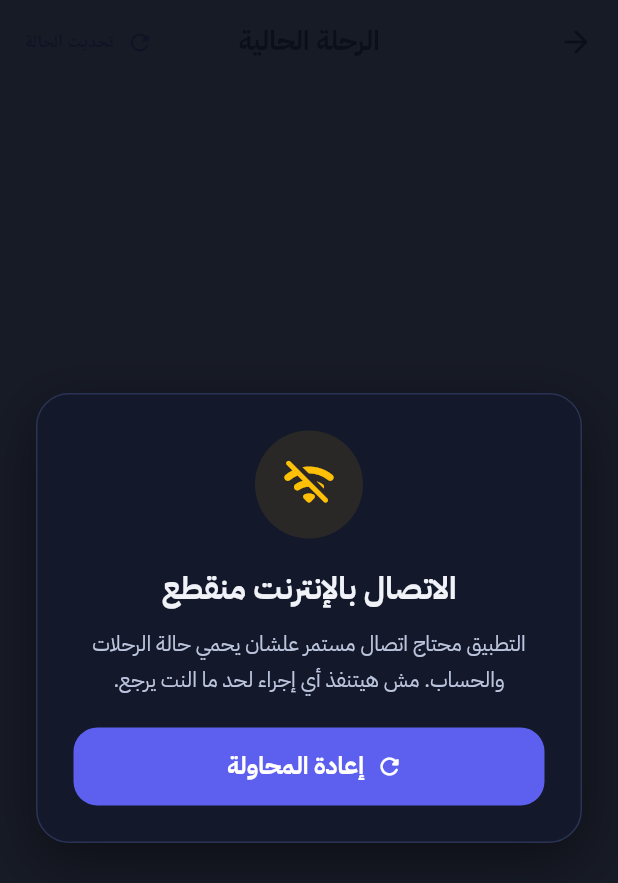
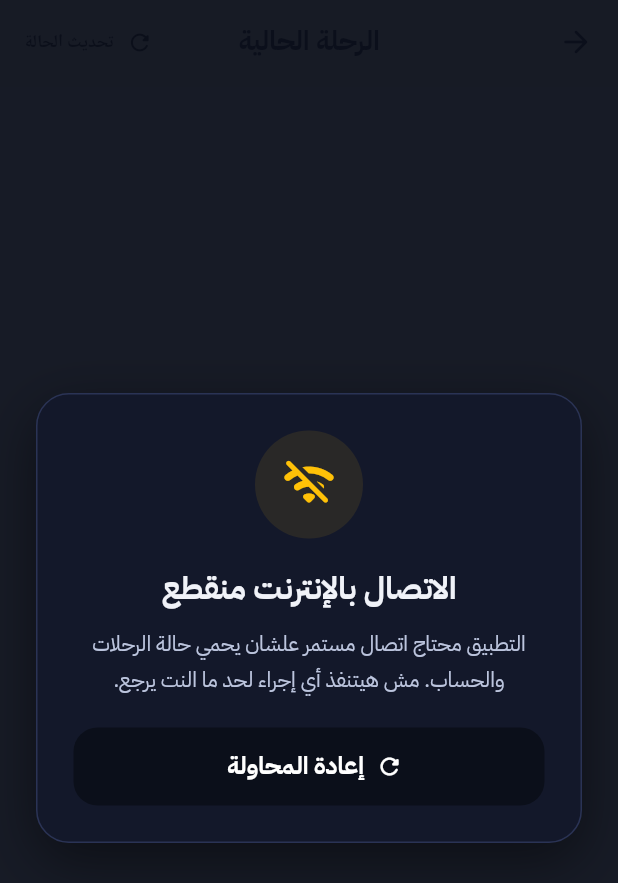
Before and after one commit to Omar19q/veto, a Flutter app: the LiveTripScreen screen opened by its route, on a phone screen of 412 x 824 dp. Shown: the top 883 px of the screen. Run offline on Flutter 3.47's test engine with Material 3 defaults, Android fonts, the phone set to English and light mode, and no system bars; our stand-ins replace audioplayers, cached_network_image, connectivity_plus, country_picker, dio, firebase_core and 18 more; missing offline and left inert: flutter_background_service, maplibre_gl, onesignal_flutter, phone_numbers_parser; accounts and stored records are empty; network calls fail; statements that could not run were skipped; project files that could hold a hidden picture were left out.

Commit message:
feat: eliminate purple and unify light mode brand colors with luxury navy and gold

```diff
--- a/lib/presentation/home_screen/widgets/product_home_panel.dart
+++ b/lib/presentation/home_screen/widgets/product_home_panel.dart
@@ -200,7 +200,11 @@ class _ProductHomePanelState extends State<ProductHomePanel> {
             child: Row(
               mainAxisAlignment: MainAxisAlignment.center,
               children: [
-                Icon(Icons.search_rounded, size: 21, color: onFilledColor),
+                Icon(
+                  Icons.search_rounded,
+                  size: 21,
+                  color: isDark ? onFilledColor : const Color(0xFFFFC107),
+                ),
                 const SizedBox(width: 8),
                 Text(
                   l.whereTo,
--- a/lib/presentation/trip_booking_screen/live_trip_screen.dart
+++ b/lib/presentation/trip_booking_screen/live_trip_screen.dart
@@ -1508,7 +1508,7 @@ class _LiveTripScreenState extends State<LiveTripScreen>
       case 'accepted':
         return isDark ? const Color(0xFF64B5F6) : const Color(0xFF3B82F6);
       case 'arriving':
-        return isDark ? AppTheme.gold : const Color(0xFF5D5FEF);
+        return isDark ? AppTheme.gold : const Color(0xFFE5A800);
       case 'arrived':
       case 'started':
       case 'completed':
--- a/lib/theme/app_theme.dart
+++ b/lib/theme/app_theme.dart
@@ -63,7 +63,7 @@ class AppTheme {
           minimumSize: const Size(48, 52),
           backgroundColor: brightness == Brightness.dark
               ? const Color(0xFFFFC107)
-              : const Color(0xFF5D5FEF),
+              : const Color(0xFF0B0F1A),
           foregroundColor: brightness == Brightness.dark
               ? primary
               : Colors.white,
@@ -121,7 +121,7 @@ class AppTheme {
   // Semantic Colors
   static const Color tertiary = Color(0xFF10B981);
   static const Color neutral = Color(0xFF94A3B8);
-  static const Color routeIndigo = Color(0xFF5D5FEF);
+  static const Color routeIndigo = Color(0xFF0B0F1A);
   static const Color success = Color(0xFF10B981);
   static const Color successLight = Color(0xFF4CAF50);
   static const Color warning = Color(0xFFB45309);
@@ -138,10 +138,10 @@ class AppTheme {
     useMaterial3: true,
     brightness: Brightness.light,
     colorScheme: const ColorScheme.light(
-      primary: Color(0xFF5D5FEF),
+      primary: Color(0xFF0B0F1A),
       onPrimary: Colors.white,
-      primaryContainer: Color(0xFFEEF2FF),
-      onPrimaryContainer: Color(0xFF312E81),
+      primaryContainer: Color(0xFF1E2540),
+      onPrimaryContainer: Colors.white,
       secondary: Color(0xFF10B981),
       onSecondary: Colors.white,
       secondaryContainer: Color(0xFFD1FAE5),
@@ -188,7 +188,7 @@ class AppTheme {
       ),
       focusedBorder: const OutlineInputBorder(
         borderRadius: BorderRadius.all(Radius.circular(12)),
-        borderSide: BorderSide(color: Color(0xFF5D5FEF), width: 2),
+        borderSide: BorderSide(color: Color(0xFF0B0F1A), width: 2),
       ),
       errorBorder: const OutlineInputBorder(
         borderRadius: BorderRadius.all(Radius.circular(12)),
@@ -199,7 +199,7 @@ class AppTheme {
     ),
     elevatedButtonTheme: ElevatedButtonThemeData(
       style: ElevatedButton.styleFrom(
-        backgroundColor: const Color(0xFF5D5FEF),
+        backgroundColor: const Color(0xFF0B0F1A),
         foregroundColor: Colors.white,
         elevation: 0,
         padding: const EdgeInsets.symmetric(vertical: 16, horizontal: 24),
--- a/lib/widgets/app_navigation.dart
+++ b/lib/widgets/app_navigation.dart
@@ -136,10 +136,10 @@ class _AppNavigationState extends State<AppNavigation>
     final isDark = Theme.of(context).brightness == Brightness.dark;
     final surfaceColor = isDark ? AppTheme.surfaceVariant : Colors.white;
     final borderColor = isDark ? AppTheme.cardBorder : const Color(0xFFE2E8F0);
-    final activeBubbleColor = isDark ? AppTheme.gold : const Color(0xFF5D5FEF);
-    final activeIconColor = isDark ? AppTheme.primary : Colors.white;
+    final activeBubbleColor = isDark ? AppTheme.gold : AppTheme.primary;
+    final activeIconColor = isDark ? AppTheme.primary : AppTheme.gold;
     final inactiveIconColor = isDark ? AppTheme.textPrimary : const Color(0xFF64748B);
-    final activeTextColor = isDark ? AppTheme.gold : const Color(0xFF5D5FEF);
+    final activeTextColor = isDark ? AppTheme.gold : AppTheme.primary;
     final inactiveTextColor = isDark ? AppTheme.textSecondary : const Color(0xFF64748B);
 
     return SafeArea(
--- a/lib/widgets/customer_drawer.dart
+++ b/lib/widgets/customer_drawer.dart
@@ -149,7 +149,7 @@ class _CustomerDrawerState extends State<CustomerDrawer> {
               Icons.badge_outlined,
               l.menuCaptainApply,
               () => _route('/captain-registration'),
-              color: isDark ? const Color(0xFFFFC107) : const Color(0xFF5D5FEF),
+              color: isDark ? const Color(0xFFFFC107) : const Color(0xFFE5A800),
             ),
             if (_captain)
               item(Icons.drive_eta_outlined, l.menuCaptainMode, () async {
```
